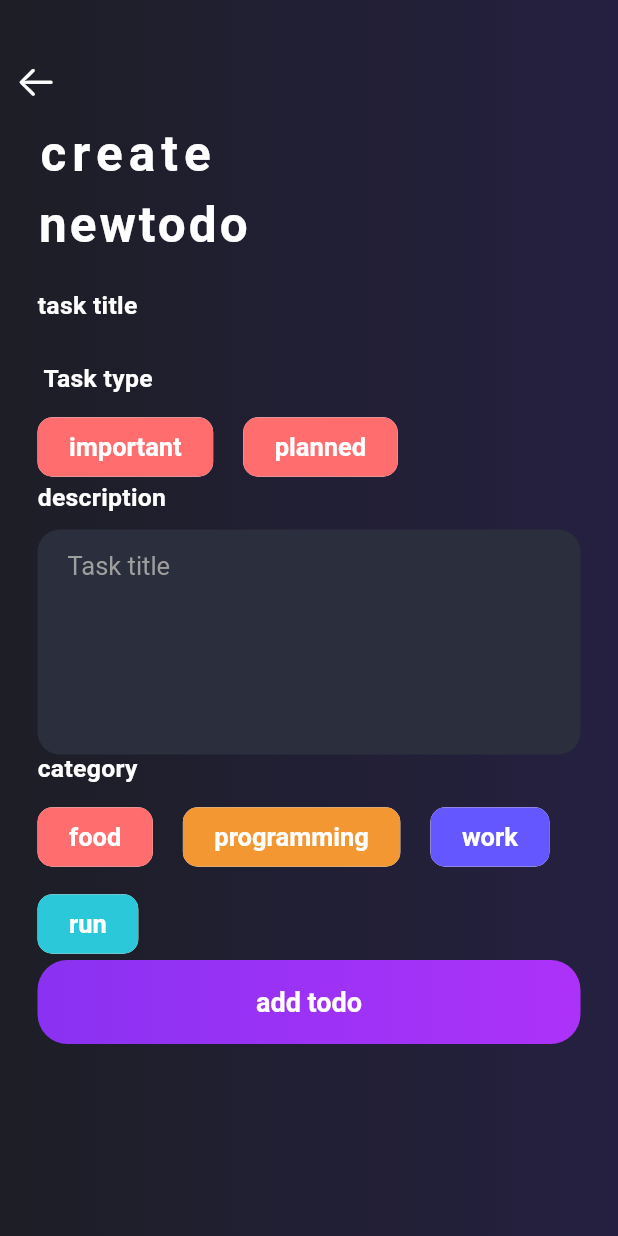
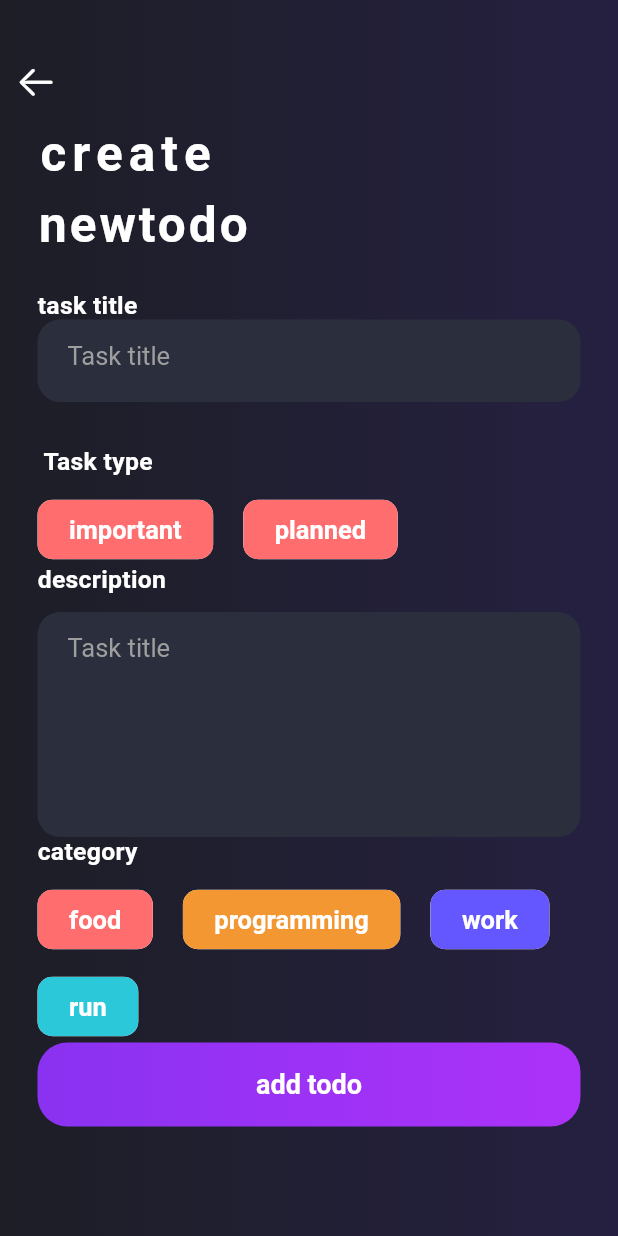
Before and after one commit to salmanpary/TODO-DSCMEC, a Flutter app: the Addtodopage screen opened directly, on a phone screen of 412 x 824 dp. Run offline on Flutter 3.47's test engine with Material 2 defaults, Android fonts, the phone set to English and light mode, and no system bars; our stand-ins replace cloud_firestore, firebase_auth, firebase_core, flutter_secure_storage, flutter_svg, google_sign_in and 1 more; accounts and stored records are empty.

Commit message:
firestore configured,button color change set

```diff
--- a/lib/main.dart
+++ b/lib/main.dart
@@ -45,7 +45,7 @@ class _MyappState extends State<Myapp> {
 
   Widget build(BuildContext context) {
     return MaterialApp(
-      home: HomePage(),
+      home: currentpage,
     );
   }
 }
--- a/lib/pages/Addtodo.dart
+++ b/lib/pages/Addtodo.dart
@@ -1,12 +1,20 @@
 import 'package:flutter/cupertino.dart';
 import 'package:flutter/material.dart';
-
+import 'package:firebase_core/firebase_core.dart';
+import 'package:cloud_firestore/cloud_firestore.dart';
+import 'package:todo/pages/homepage.dart';
 class Addtodopage extends StatefulWidget {
   @override
   _AddtodopageState createState() => _AddtodopageState();
 }
 
 class _AddtodopageState extends State<Addtodopage> {
+  TextEditingController _titlecontroller=TextEditingController();
+  TextEditingController _descriptioncontroller=TextEditingController();
+  String type="";
+  String category="";
+
+
   @override
   Widget build(BuildContext context) {
     return Scaffold(
@@ -61,6 +69,8 @@ class _AddtodopageState extends State<Addtodopage> {
                     height: 25,
                   ),
                   label("task title"),
+                  title(),
+
                   SizedBox(
                     height: 30,
                   ),
@@ -70,11 +80,11 @@ class _AddtodopageState extends State<Addtodopage> {
                   ),
                   Row(
                     children: [
-                      chipdata("important", 0xffff6d6e),
+                      taskselect("important", 0xffff6d6e),
                       SizedBox(
                         width: 20,
                       ),
-                      chipdata("planned", 0xffff6d6e),
+                      taskselect("planned", 0xffff6d6e),
                     ],
                   ),
                   SizedBox(
@@ -95,19 +105,19 @@ class _AddtodopageState extends State<Addtodopage> {
                   Wrap(
                     runSpacing: 10,
                     children: [
-                      chipdata("food", 0xffff6d6e),
+                      categoryselect("food", 0xffff6d6e),
                       SizedBox(
                         width: 20,
                       ),
-                      chipdata("programming", 0xfff29732),
+                      categoryselect("programming", 0xfff29732),
                       SizedBox(
                         width: 20,
                       ),
-                      chipdata("work", 0xff6557ff),
+                      categoryselect("work", 0xff6557ff),
                       SizedBox(
                         width: 20,
                       ),
-                      chipdata("run", 0xff2bc8d9),
+                      categoryselect("run", 0xff2bc8d9),
                     ],
                   ),
                   SizedBox(
@@ -127,7 +137,20 @@ class _AddtodopageState extends State<Addtodopage> {
   }
 
   Widget button() {
-    return Container(
+    return InkWell(
+      onTap: (){
+        FirebaseFirestore.instance.collection("Todo").add(
+          {
+            "title":_titlecontroller.text,
+            "task":type,
+            "Category":category,
+            "description":_descriptioncontroller.text,
+
+          }
+        );
+        Navigator.pop(context);
+      },
+      child: Container(
           height: 56,
           width: MediaQuery.of(context).size.width,
           decoration: BoxDecoration(
@@ -144,6 +167,7 @@ class _AddtodopageState extends State<Addtodopage> {
               fontWeight: FontWeight.w600,
               ),),
         ),
+      ),
     );
   }
 
@@ -156,6 +180,7 @@ class _AddtodopageState extends State<Addtodopage> {
         borderRadius: BorderRadius.circular(15),
       ),
       child: TextFormField(
+        controller: _descriptioncontroller,
         style: TextStyle(
           color: Colors.grey,
           fontSize: 17,
@@ -193,7 +218,54 @@ class _AddtodopageState extends State<Addtodopage> {
       labelPadding: EdgeInsets.symmetric(horizontal: 17, vertical: 3.8),
     );
   }
-
+  Widget taskselect(String label, int color) {
+    return InkWell(
+      onTap: (){
+        setState(() {
+          type=label;
+        });
+      },
+      child: Chip(
+        backgroundColor:type==label?Colors.black87: Color(color),
+        shape: RoundedRectangleBorder(
+          borderRadius: BorderRadius.circular(10),
+        ),
+        label: Text(
+          label,
+          style: TextStyle(
+            color:type==label?Colors.black87: Colors.white,
+            fontSize: 17,
+            fontWeight: FontWeight.w600,
+          ),
+        ),
+        labelPadding: EdgeInsets.symmetric(horizontal: 17, vertical: 3.8),
+      ),
+    );
+  }
+  Widget categoryselect(String label, int color) {
+    return InkWell(
+      onTap: (){
+        setState(() {
+          category=label;
+        });
+      },
+      child: Chip(
+        backgroundColor: category==label?Colors.black87: Color(color),
+        shape: RoundedRectangleBorder(
+          borderRadius: BorderRadius.circular(10),
+        ),
+        label: Text(
+          label,
+          style: TextStyle(
+            color:category==label?Colors.black87: Colors.white,
+            fontSize: 17,
+            fontWeight: FontWeight.w600,
+          ),
+        ),
+        labelPadding: EdgeInsets.symmetric(horizontal: 17, vertical: 3.8),
+      ),
+    );
+  }
   Widget title() {
     return Container(
       height: 55,
@@ -203,6 +275,7 @@ class _AddtodopageState extends State<Addtodopage> {
         borderRadius: BorderRadius.circular(15),
       ),
       child: TextFormField(
+        controller: _titlecontroller,
         style: TextStyle(
           color: Colors.grey,
           fontSize: 17,
--- a/lib/pages/homepage.dart
+++ b/lib/pages/homepage.dart
@@ -137,9 +137,7 @@ class _HomePageState extends State<HomePage> {
               scale: 1.5,
               child: Checkbox(
                 onChanged: (bool value) {},
-                shape: RoundedRectangleBorder(
-                  borderRadius: BorderRadius.circular(5),
-                ),
+
                 activeColor: Color(0xff6cf8a9),
                 checkColor: Color(0xff0e3e26),
                 value: check,
--- a/pubspec.yaml
+++ b/pubspec.yaml
@@ -34,6 +34,7 @@ dependencies:
   google_sign_in: ^5.1.0
   flutter_secure_storage: ^4.2.1
   otp_text_field: ^1.1.1
+  cloud_firestore: ^2.5.2
 
 dev_dependencies:
   flutter_test:
```
Also changed, not shown: pubspec.lock, 1 other file. Lines whose indentation alone changed are shown as unchanged.
